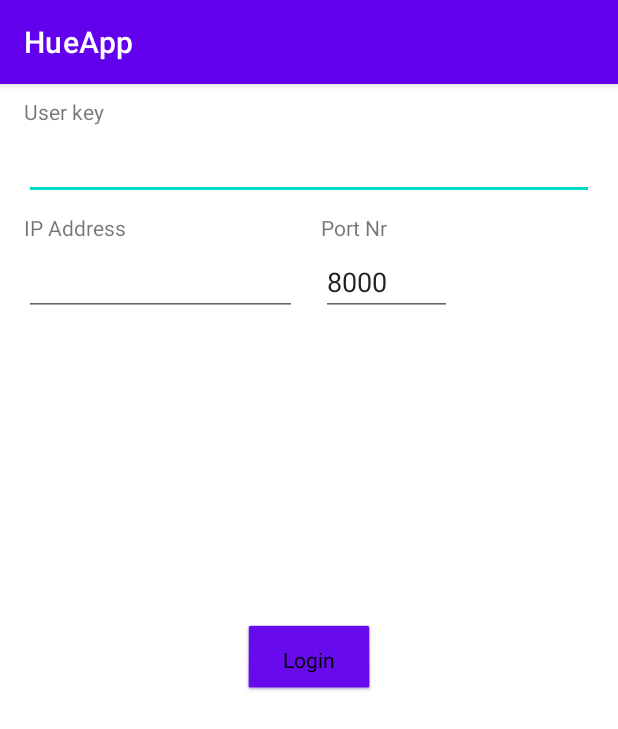
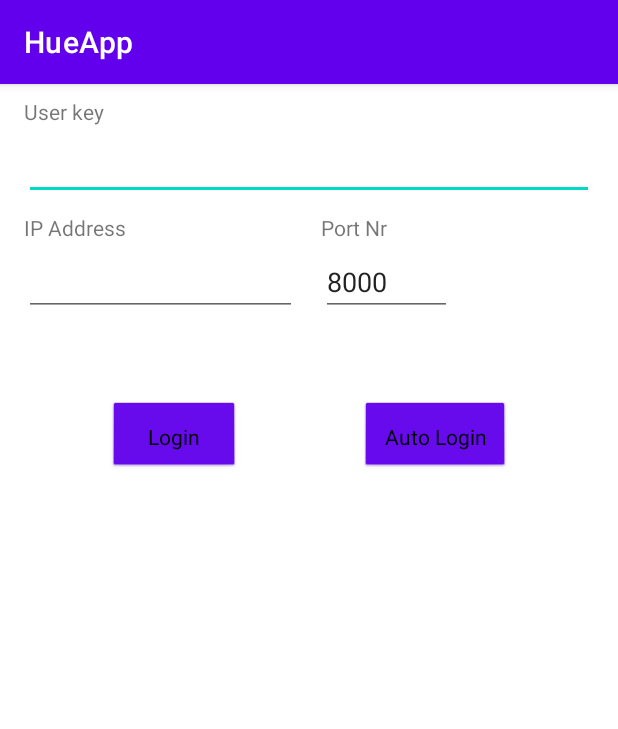
Before and after one commit to lazackna/HueApp, an Android app: the screen it shows after launch (LoginActivity), on a phone screen of 412 x 824 dp. Shown: the top 729 px of the screen. Run offline under Robolectric (Android 15) with nearby library versions, the phone set to English and light mode, and no system bars; our stand-ins replace Volley.

Commit message:
Added auto login button instead of automatically logging in.

```diff
--- a/HueApp2/app/src/main/java/com/lazackna/hueapp/LoginActivity.java
+++ b/HueApp2/app/src/main/java/com/lazackna/hueapp/LoginActivity.java
@@ -34,12 +34,14 @@ public class LoginActivity extends AppCompatActivity {
     private EditText ipText;
     private EditText portText;
     private Button loginButton;
+    private Button loginAutoButton;
     @Override
     protected void onCreate(Bundle savedInstanceState) {
         super.onCreate(savedInstanceState);
         setContentView(R.layout.activity_login);
         nameText = findViewById(R.id.login_name);
         loginButton = findViewById(R.id.loginButton);
+        loginAutoButton = findViewById(R.id.loginAuto);
         ipText = findViewById(R.id.login_hostIP);
         portText = findViewById(R.id.login_port);
         loginButton.setOnClickListener(new View.OnClickListener() {
@@ -54,6 +56,9 @@ public class LoginActivity extends AppCompatActivity {
                 login();
             }
         });
+        loginAutoButton.setOnClickListener(new View.OnClickListener() {
+            @Override
+            public void onClick(View v) {
                 SharedPreferences sharedPreferences = getSharedPreferences(Settings.PREFERENCES, MODE_PRIVATE);
                 String name = (sharedPreferences.getString(Settings.SELECTEDUSER, ""));
                 String ip = (sharedPreferences.getString(Settings.SELECTEDIP, ""));
@@ -65,6 +70,9 @@ public class LoginActivity extends AppCompatActivity {
 
                     openMainActivity(key);
                 }
+            }
+        });
+
 
 
     }
--- a/HueApp2/app/src/main/res/layout/activity_login.xml
+++ b/HueApp2/app/src/main/res/layout/activity_login.xml
@@ -49,16 +49,32 @@
         app:layout_constraintEnd_toStartOf="@+id/guideline2"
         app:layout_constraintHorizontal_bias="0.0"
         app:layout_constraintStart_toStartOf="@+id/guideline" />
+
     <Button
         android:id="@+id/loginButton"
         style="@android:style/Widget.Button"
         android:layout_width="wrap_content"
         android:layout_height="wrap_content"
+        android:layout_marginEnd="8dp"
         android:text="@string/login_button"
         app:layout_constraintBottom_toBottomOf="parent"
+        app:layout_constraintEnd_toStartOf="@+id/loginAuto"
+        app:layout_constraintHorizontal_bias="0.41"
+        app:layout_constraintStart_toStartOf="parent"
+        app:layout_constraintTop_toBottomOf="@+id/login_hostIP"
+        app:layout_constraintVertical_bias="0.100000024" />
+
+    <Button
+        android:id="@+id/loginAuto"
+        style="@android:style/Widget.Button"
+        android:layout_width="wrap_content"
+        android:layout_height="wrap_content"
+        android:text="@string/login_button_auto"
+        app:layout_constraintBottom_toBottomOf="parent"
         app:layout_constraintEnd_toEndOf="parent"
-        app:layout_constraintStart_toStartOf="parent"
-        app:layout_constraintTop_toTopOf="parent" />
+        app:layout_constraintStart_toEndOf="@+id/loginButton"
+        app:layout_constraintTop_toBottomOf="@+id/login_port"
+        app:layout_constraintVertical_bias="0.100000024" />
 
     <TextView
         android:id="@+id/login_userKeyLabel"
@@ -75,6 +91,16 @@
         android:layout_height="wrap_content"
         android:orientation="vertical"
         app:layout_constraintGuide_percent="0.5" />
+
+    <androidx.constraintlayout.widget.Guideline
+        android:id="@+id/guideline3"
+        android:layout_width="wrap_content"
+        android:layout_height="wrap_content"
+        android:layout_marginBottom="731dp"
+        android:orientation="vertical"
+        app:layout_constraintBottom_toBottomOf="parent"
+        app:layout_constraintGuide_percent="0.5"
+        app:layout_constraintTop_toTopOf="parent" />
 
     <androidx.constraintlayout.widget.Guideline
         android:id="@+id/guideline2"
--- a/HueApp2/app/src/main/res/values/strings.xml
+++ b/HueApp2/app/src/main/res/values/strings.xml
@@ -12,4 +12,5 @@
     <string name="login_button">Login</string>
     <string name="name">Name:</string>
     <string name="on">Power:</string>
+    <string name="login_button_auto">Auto Login</string>
 </resources>
```
Lines whose indentation alone changed are shown as unchanged.
